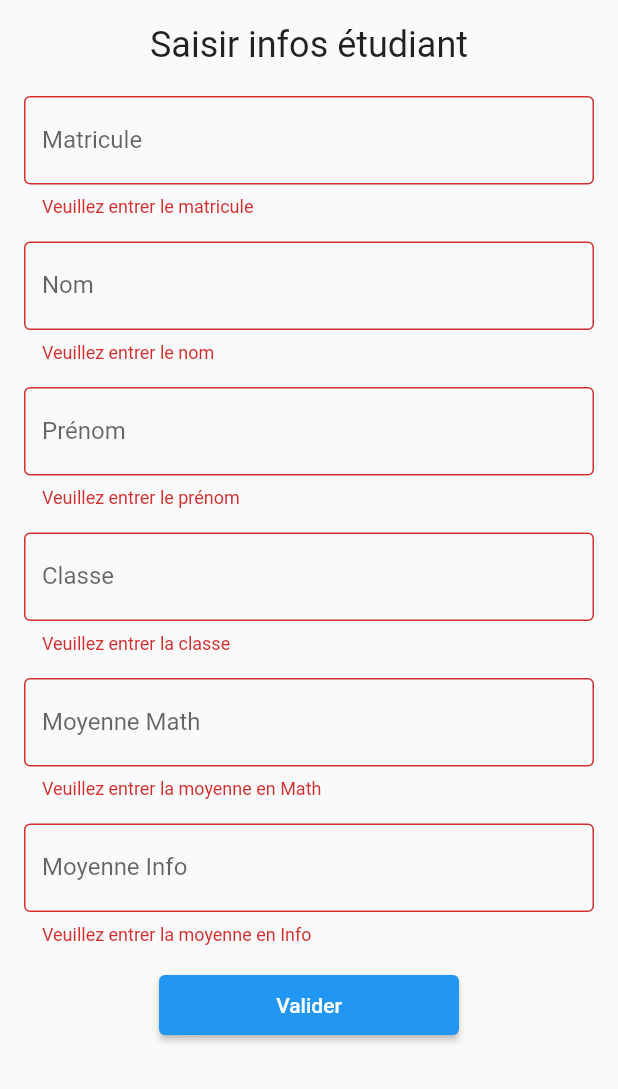
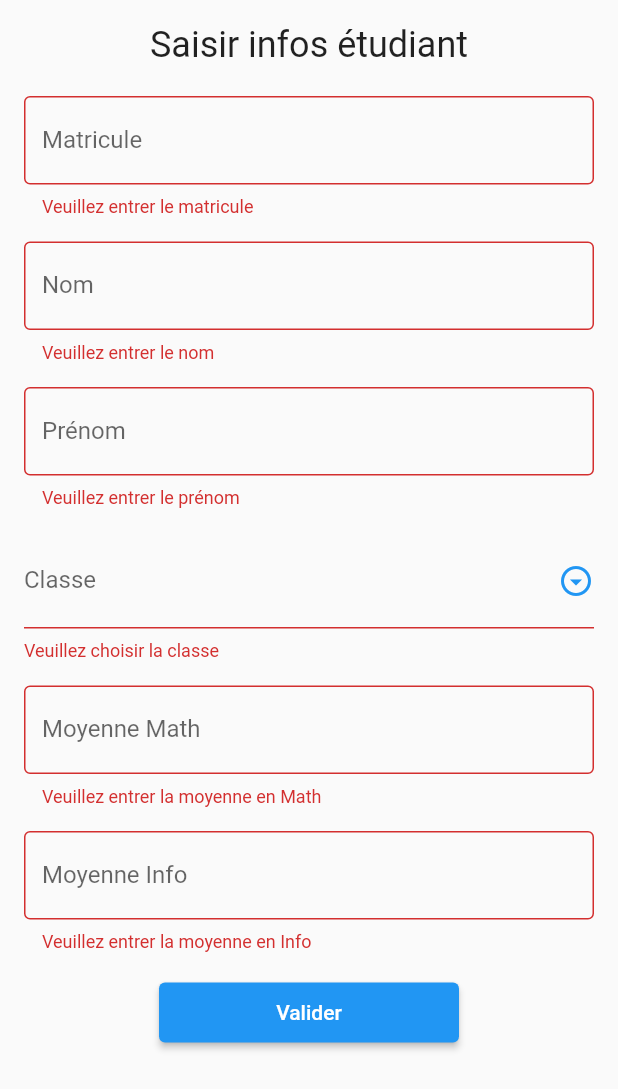
Before and after one commit to AngeATT/crud_ecole, a Flutter app: the AjouterEtudiant widget shown alone on an empty page, opened directly, after a tap on "Valider", on a phone screen of 412 x 824 dp. Shown: the top 1089 px of the screen. Run offline on Flutter 3.47's test engine with Material 2 defaults, Android fonts, the phone set to English and light mode, and no system bars.

Commit message:
my commit

```diff
--- a/lib/pages/Etudiant/AjouterEtudiant.dart
+++ b/lib/pages/Etudiant/AjouterEtudiant.dart
@@ -15,6 +15,15 @@ class AjouterEtudiant extends StatefulWidget {
 
 class _AjouterEtudiantState extends State<AjouterEtudiant> {
   FocusScopeNode focusScopeNode = FocusScopeNode();
+  Map<int, String> classes = {
+    1: 'Élément 1',
+    2: 'Élément 2',
+    3: 'Élément 3',
+    4: 'Élément 4',
+    5: 'Élément 5'
+  };
+
+  int? valueSelectedDropBtn;
   final _formKey = GlobalKey<FormState>();
 
   late String matricule;
@@ -70,10 +79,9 @@ class _AjouterEtudiantState extends State<AjouterEtudiant> {
                             border: OutlineInputBorder(),
                           ),
                           validator: (value) {
-                            if (value!.isEmpty) {
-                              return 'Veuillez entrer le matricule';
-                            }
-                            return null;
+                            return value!.isEmpty
+                                ? 'Veuillez entrer le matricule'
+                                : null;
                           },
                           onSaved: (value) {
                             matricule = value!;
@@ -98,7 +106,7 @@ class _AjouterEtudiantState extends State<AjouterEtudiant> {
                                 : null;
                           },
                           onSaved: (value) {
-                            nom = (value != null) ? value : '';
+                            nom = value!.trim();
                           },
                         ),
                         const SizedBox(height: 16.0),
@@ -115,27 +123,40 @@ class _AjouterEtudiantState extends State<AjouterEtudiant> {
                             border: OutlineInputBorder(),
                           ),
                           validator: (value) {
-                            return (value != null) && (value.isEmpty)
+                            return value!.isEmpty
                                 ? 'Veuillez entrer le prénom'
                                 : null;
                           },
                           onSaved: (value) {
-                            prenom = (value != null) ? value : '';
+                            prenom = value!.trim();
                           },
                         ),
                         const SizedBox(height: 16.0),
-                        TextFormField(
+                        DropdownButtonFormField(
+                          value: valueSelectedDropBtn,
+                          items: classes.entries
+                              .map((MapEntry<int, String> entry) {
+                            return DropdownMenuItem<int>(
+                              value: entry.key,
+                              child: Text(entry.value),
+                            );
+                          }).toList(),
+                          onChanged: (value) {
+                            setState(() {
+                              valueSelectedDropBtn = value;
+                            });
+                          },
                           decoration: const InputDecoration(
-                            labelText: 'Classe',
-                            border: OutlineInputBorder(),
+                              labelText: "Classe",
+                              border: UnderlineInputBorder()),
+                          icon: Icon(
+                            Icons.arrow_drop_down_circle_outlined,
+                            color: Theme.of(context).primaryColor,
                           ),
                           validator: (value) {
-                            return (value != null) && (value.isEmpty)
-                                ? 'Veuillez entrer la classe'
+                            return value == null
+                                ? 'Veuillez choisir la classe'
                                 : null;
-                          },
-                          onSaved: (value) {
-                            classe = (value != null) ? value : '';
                           },
                         ),
                         const SizedBox(height: 16.0),
@@ -223,6 +244,7 @@ class _AjouterEtudiantState extends State<AjouterEtudiant> {
                             height: 40,
                             child: ElevatedButton(
                               onPressed: () {
+                                FocusManager.instance.primaryFocus?.unfocus();
                                 if (_formKey.currentState!.validate()) {
                                   _formKey.currentState!.save();
                                   // Utilisez les valeurs récupérées ici (matricule, nom, prenom, classe, moyMath, moyInfo)
--- a/lib/pages/MyHomePage.dart
+++ b/lib/pages/MyHomePage.dart
@@ -9,7 +9,10 @@ import 'package:crud_ecole/pages/Parcours/SupprimerParcours.dart';
 import 'package:flutter/material.dart';
 
 class MyHomePage extends StatefulWidget {
+  const MyHomePage({super.key});
+
   @override
+  // ignore: library_private_types_in_public_api
   _MyHomePageState createState() => _MyHomePageState();
 }
 
@@ -27,7 +30,7 @@ class _MyHomePageState extends State<MyHomePage> {
     ModifierParcours(),
     SupprimerParcours(),
     AfficherEtudiant(),
-    AjouterEtudiant(),
+    const AjouterEtudiant(),
     ModifierEtudiant(),
     SupprimerEtudiant(),
   ];
```
